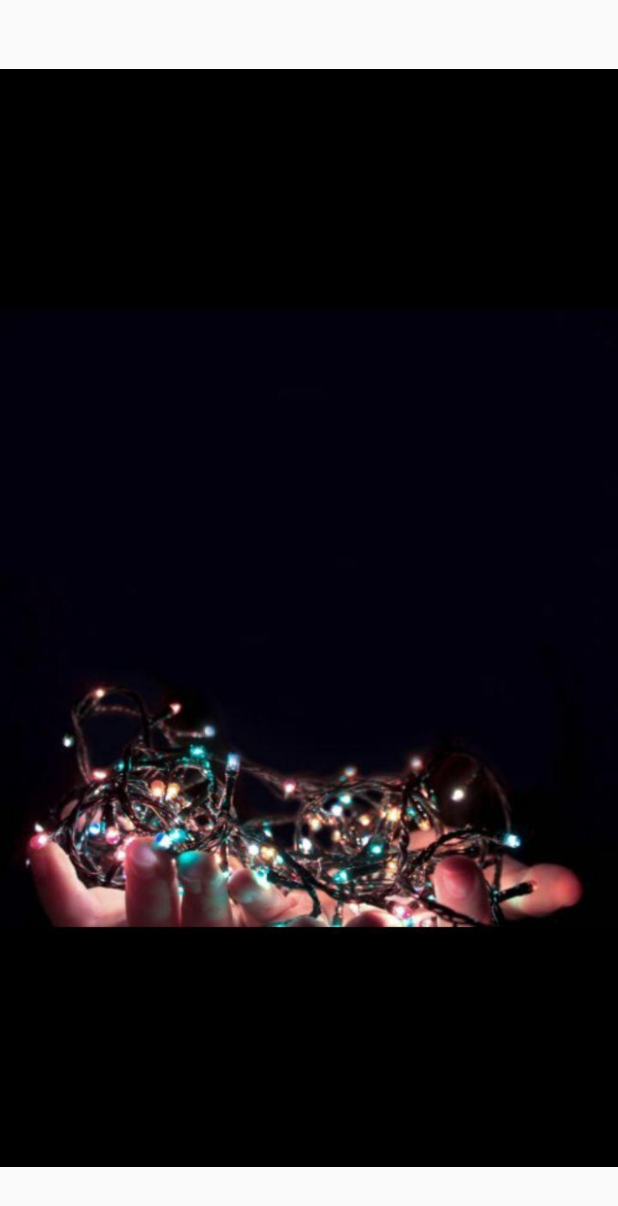
After one commit to 17BTCS023/Even_To, an Android app: the SplashScreen screen opened directly, with no data from a screen before it, on a phone screen of 412 x 824 dp. The commit adds this screen. Shown: the top 1206 px of the screen. Run offline under Robolectric (Android 15) with nearby library versions, the phone set to English and light mode, and no system bars.

Commit message:
Added Splash Screen

```diff
--- /dev/null
+++ b/app/src/main/java/com/example/even_to/SplashScreen.java
@@ -0,0 +1,41 @@
+package com.example.even_to;
+
+import androidx.appcompat.app.AppCompatActivity;
+
+import android.content.Intent;
+import android.os.Bundle;
+import android.os.Handler;
+
+public class SplashScreen extends AppCompatActivity {
+
+    private Handler mHandler;
+    private Runnable mRunnable;
+
+    @Override
+    protected void onCreate(Bundle savedInstanceState) {
+        super.onCreate(savedInstanceState);
+        setContentView(R.layout.activity_splash_screen);
+
+        mRunnable = new Runnable() {
+            @Override
+            public void run() {
+                startActivity(new Intent(getApplicationContext(), MainActivity.class ));
+                finish();
+            }
+        };
+
+        /********************* Wait before moving to next screen ************/
+        mHandler = new Handler();
+        mHandler.postDelayed(mRunnable, 2000);
+    }
+
+
+    @Override
+    protected void onDestroy() {
+        super.onDestroy();
+        /*********** Destroying the handler and runnable object *******/
+        if(mHandler!=  null && mRunnable != null) {
+            mHandler.removeCallbacks(mRunnable);
+        }
+    }
+}
--- /dev/null
+++ b/app/src/main/res/layout/activity_introduction.xml
@@ -0,0 +1,6 @@
+<?xml version="1.0" encoding="utf-8"?>
+<androidx.constraintlayout.widget.ConstraintLayout
+    xmlns:android="http://schemas.android.com/apk/res/android" android:layout_width="match_parent"
+    android:layout_height="match_parent">
+
+</androidx.constraintlayout.widget.ConstraintLayout>
--- a/app/src/main/res/layout/activity_main.xml
+++ b/app/src/main/res/layout/activity_main.xml
@@ -7,4 +7,5 @@
     tools:context=".MainActivity">
 
 
+
 </androidx.constraintlayout.widget.ConstraintLayout>
--- /dev/null
+++ b/app/src/main/res/layout/activity_splash_screen.xml
@@ -0,0 +1,19 @@
+<?xml version="1.0" encoding="utf-8"?>
+<LinearLayout xmlns:android="http://schemas.android.com/apk/res/android"
+    xmlns:app="http://schemas.android.com/apk/res-auto"
+    xmlns:tools="http://schemas.android.com/tools"
+    android:layout_width="match_parent"
+    android:layout_height="match_parent"
+    android:layout_gravity="center"
+    tools:context=".SplashScreen"
+    >
+
+    <ImageView
+        android:layout_width="match_parent"
+        android:layout_height="match_parent"
+        android:src="@drawable/splash_screen_image"
+        android:contentDescription="@string/evento_image" />
+
+
+
+</LinearLayout>
--- a/app/src/main/res/values/colors.xml
+++ b/app/src/main/res/values/colors.xml
@@ -1,6 +1,8 @@
 <?xml version="1.0" encoding="utf-8"?>
 <resources>
-    <color name="colorPrimary">#6200EE</color>
-    <color name="colorPrimaryDark">#3700B3</color>
+    <color name="colorPrimary">#ff2d55</color>
+    <color name="colorPrimaryDark">#f21852</color>
     <color name="colorAccent">#03DAC5</color>
+    <color name="white">#FFFEFE</color>
+    <color name="black">#000000</color>
 </resources>
--- a/app/src/main/res/values/strings.xml
+++ b/app/src/main/res/values/strings.xml
@@ -1,3 +1,4 @@
 <resources>
     <string name="app_name">Even_To</string>
+    <string name="evento_image">Evento Image</string>
 </resources>
--- a/app/src/main/res/values/styles.xml
+++ b/app/src/main/res/values/styles.xml
@@ -8,4 +8,7 @@
         <item name="colorAccent">@color/colorAccent</item>
     </style>
 
+    <style name="SplashScreen" parent="Theme.AppCompat.Light.NoActionBar">
+    </style>
+
 </resources>
```
Also changed, not shown: app/src/main/AndroidManifest.xml (+10 -1 lines), app/src/main/java/com/example/even_to/IntroductionActivity.java (added, +18 -0 lines), app/src/main/res/drawable-v24/bake.png (added), app/src/main/res/drawable-v24/camera.png (added), app/src/main/res/drawable-v24/drinks.png (added), app/src/main/res/drawable-v24/e.png (added), app/src/main/res/drawable-v24/food.png (added), app/src/main/res/drawable-v24/gift.png (added), app/src/main/res/drawable-v24/gifte.png (added), app/src/main/res/drawable-v24/partee.png (added), app/src/main/res/drawable-v24/party.png (added), app/src/main/res/drawable-v24/wcake.png (added), app/src/main/res/drawable/splash_screen_image.jpg (added).
